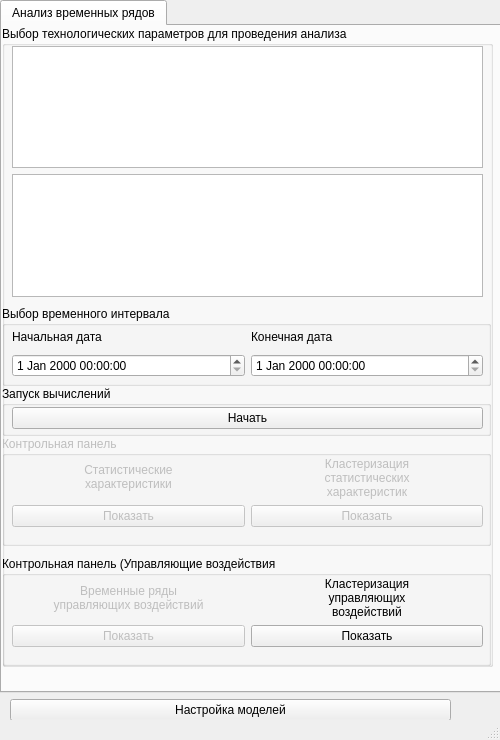
Before: the Qt Designer form SOURCES/TSAC/Main.ui in KP-Data-Mining/DM, drawn with Qt 5.
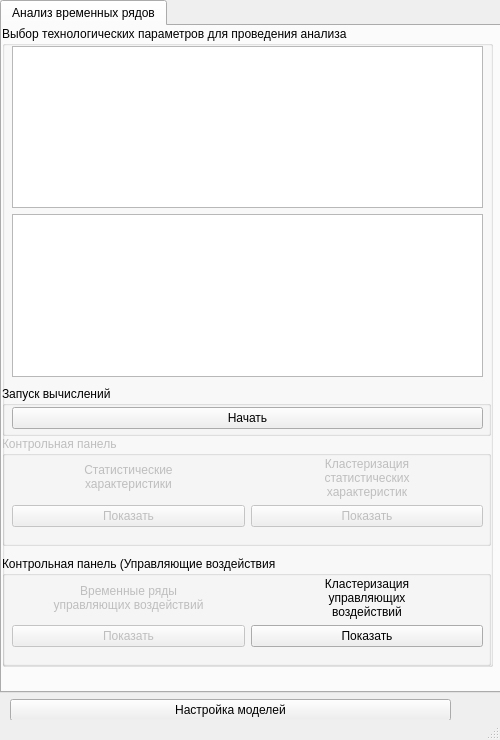
After: the same form once the commit is applied.

Patch:
```diff
--- a/SOURCES/TSAC/Main.ui
+++ b/SOURCES/TSAC/Main.ui
@@ -87,7 +87,7 @@
                <x>10</x>
                <y>20</y>
                <width>471</width>
-               <height>251</height>
+               <height>331</height>
               </rect>
              </property>
              <layout class="QGridLayout" name="gridLayout_5">
@@ -99,65 +99,6 @@
               </item>
              </layout>
             </widget>
-            <widget class="QGroupBox" name="TimeDiapazonTSA">
-             <property name="geometry">
-              <rect>
-               <x>0</x>
-               <y>280</y>
-               <width>489</width>
-               <height>80</height>
-              </rect>
-             </property>
-             <property name="maximumSize">
-              <size>
-               <width>489</width>
-               <height>80</height>
-              </size>
-             </property>
-             <property name="title">
-              <string>Выбор временного интервала</string>
-             </property>
-             <widget class="QWidget" name="gridLayoutWidget_3">
-              <property name="geometry">
-               <rect>
-                <x>10</x>
-                <y>20</y>
-                <width>471</width>
-                <height>51</height>
-               </rect>
-              </property>
-              <layout class="QGridLayout" name="gridLayout_3">
-               <item row="1" column="0">
-                <widget class="QDateTimeEdit" name="FromDateTimeTSA">
-                 <property name="cursor">
-                  <cursorShape>IBeamCursor</cursorShape>
-                 </property>
-                </widget>
-               </item>
-               <item row="0" column="1">
-                <widget class="QLabel" name="EndDateLabelTSA">
-                 <property name="text">
-                  <string>Конечная дата</string>
-                 </property>
-                </widget>
-               </item>
-               <item row="1" column="1">
-                <widget class="QDateTimeEdit" name="ToDateTimeTSA">
-                 <property name="cursor">
-                  <cursorShape>IBeamCursor</cursorShape>
-                 </property>
-                </widget>
-               </item>
-               <item row="0" column="0">
-                <widget class="QLabel" name="StartDateLabelTSA">
-                 <property name="text">
-                  <string>Начальная дата</string>
-                 </property>
-                </widget>
-               </item>
-              </layout>
-             </widget>
-            </widget>
             <widget class="QGroupBox" name="StartGroupBoxTSA">
              <property name="geometry">
               <rect>
```
